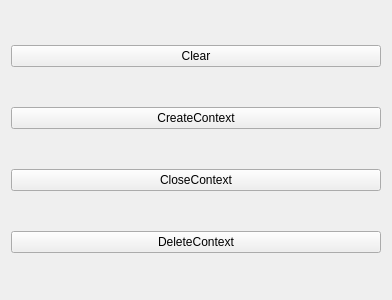
Old version of the form Examples/LoggerSandbox/ContextObject.ui in the repository KROIA/Logger.
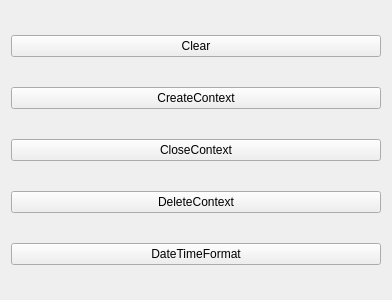
New version of the form.

Diff of the .ui file:
```diff
--- a/Examples/LoggerSandbox/ContextObject.ui
+++ b/Examples/LoggerSandbox/ContextObject.ui
@@ -42,6 +42,13 @@
      </property>
     </widget>
    </item>
+   <item>
+    <widget class="QPushButton" name="dateTimeFormatSwitch_pushButton">
+     <property name="text">
+      <string>DateTimeFormat</string>
+     </property>
+    </widget>
+   </item>
   </layout>
  </widget>
  <layoutdefault spacing="6" margin="11"/>
```
